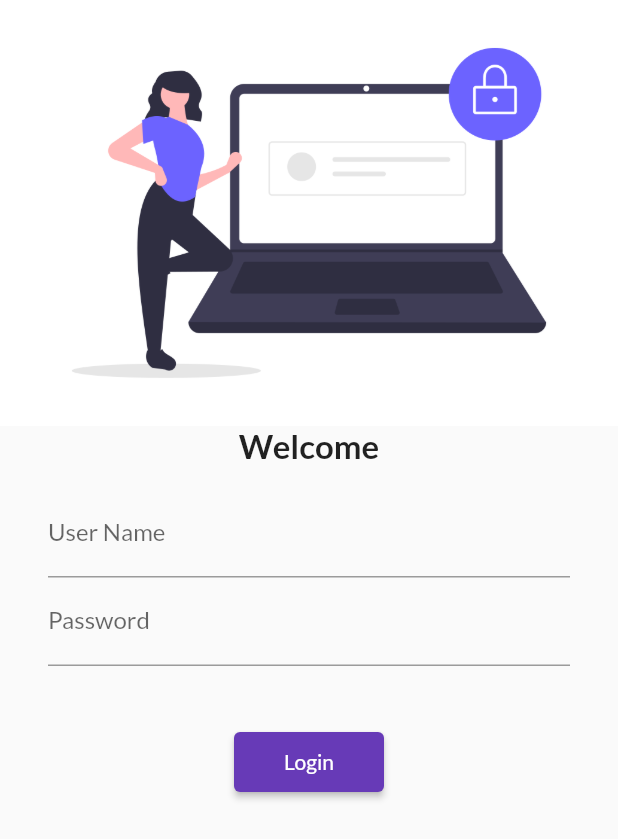
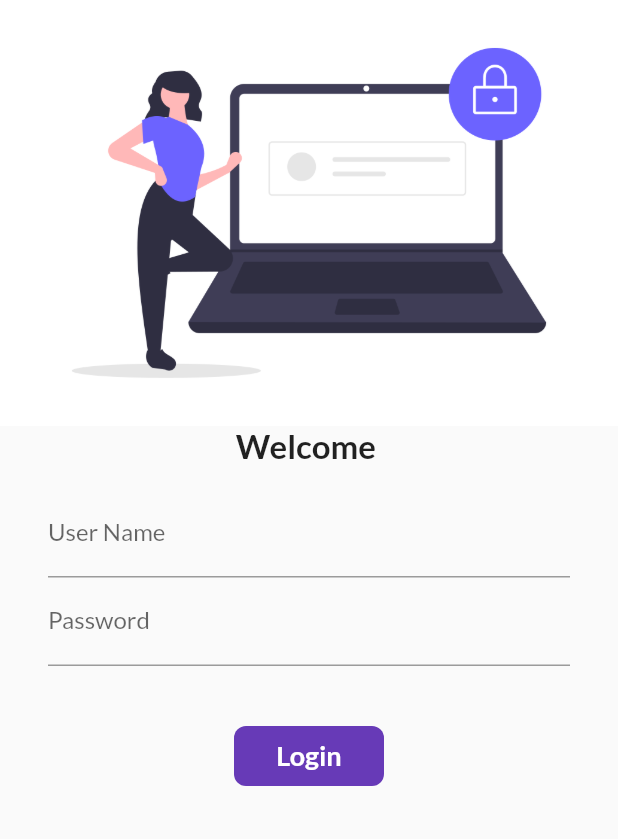
Before and after one commit to SharjeelMoqrabKhan/30days_of_flutter, a Flutter app: the screen it shows after launch, on a phone screen of 412 x 824 dp. Shown: the top 839 px of the screen. Run offline on Flutter 3.47's test engine with Material 2 defaults, Android fonts, the phone set to English and light mode, and no system bars; our stand-ins replace google_fonts.

Commit message:
day6 completed

```diff
--- a/flutter_30/lib/pages/log_in_page.dart
+++ b/flutter_30/lib/pages/log_in_page.dart
@@ -1,7 +1,14 @@
 import 'package:flutter/material.dart';
 import 'package:flutter_30/util/routes/myRoutes.dart';
 
-class LogInPage extends StatelessWidget {
+class LogInPage extends StatefulWidget {
+  @override
+  _LogInPageState createState() => _LogInPageState();
+}
+
+class _LogInPageState extends State<LogInPage> {
+  String name = '';
+  bool changedButton = false;
   @override
   Widget build(BuildContext context) {
     return Scaffold(
@@ -13,7 +20,7 @@ class LogInPage extends StatelessWidget {
             fit: BoxFit.cover,
           ),
           Text(
-            'Welcome',
+            'Welcome $name',
             style: TextStyle(
               fontSize: 22.0,
               fontWeight: FontWeight.bold,
@@ -29,25 +36,60 @@ class LogInPage extends StatelessWidget {
                     labelText: 'User Name',
                     hintText: 'Enter User Name',
                   ),
+                  onChanged: (value) {
+                    name = value;
+                    setState(() {});
+                  },
                 ),
                 TextFormField(
                   decoration: InputDecoration(
                     labelText: 'Password',
                     hintText: 'Enter Password',
                   ),
+                  obscureText: true,
                 ),
                 SizedBox(
                   height: 40,
                 ),
-                ElevatedButton(
-                  onPressed: () {
+                InkWell(
+                  onTap: () async {
+                    setState(() {
+                      changedButton = true;
+                    });
+                    await Future.delayed(Duration(seconds: 1));
                     Navigator.pushNamed(context, MyRoutes.homeRoute);
                   },
-                  child: Text("Login"),
-                  style: TextButton.styleFrom(
-                    minimumSize: Size(100, 40),
+                  child: AnimatedContainer(
+                    duration: Duration(seconds: 1),
+                    child: Container(
+                      width: changedButton ? 50 : 100,
+                      height: 40,
+                      alignment: Alignment.center,
+                      child: changedButton
+                          ? Icon(Icons.check)
+                          : Text(
+                              'Login',
+                              style: TextStyle(
+                                  color: Colors.white,
+                                  fontWeight: FontWeight.bold,
+                                  fontSize: 18.0),
+                            ),
+                      decoration: BoxDecoration(
+                          color: Colors.deepPurple,
+                          borderRadius:
+                              BorderRadius.circular(changedButton ? 50 : 8)),
+                    ),
                   ),
                 )
+                // ElevatedButton(
+                //   onPressed: () {
+                //     Navigator.pushNamed(context, MyRoutes.homeRoute);
+                //   },
+                //   child: Text("Login"),
+                //   style: TextButton.styleFrom(
+                //     minimumSize: Size(100, 40),
+                //   ),
+                // )
               ],
             ),
           )
```
